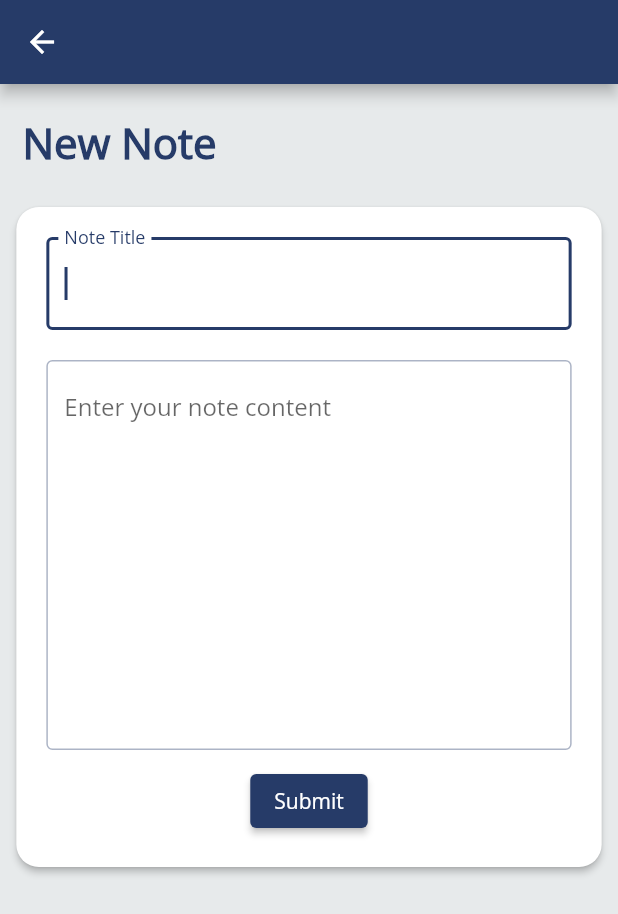
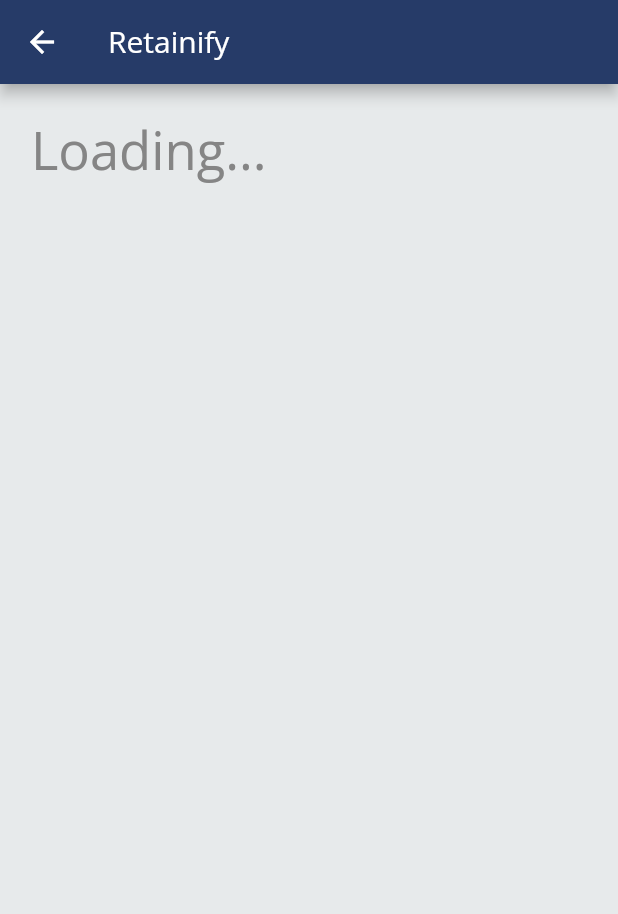
Before and after one commit to awest25/Retainify, a Flutter app: the NewNoteScreen screen opened directly, after a tap on "Submit", on a phone screen of 412 x 824 dp. Shown: the top 914 px of the screen. Run offline on Flutter 3.47's test engine with Material 2 defaults, Android fonts, the phone set to English and light mode, and no system bars; our stand-ins replace flutter_local_notifications, flutter_native_timezone, flutter_speed_dial, hive, hive_flutter, timezone; accounts and stored records are empty.

Commit message:
Added message when no cards, added loading screen

```diff
--- /dev/null
+++ b/lib/screens/LoadingScreen.dart
@@ -0,0 +1,27 @@
+import 'package:flutter/material.dart';
+import "package:retainify/global_styles.dart";
+
+class LoadingScreen extends StatelessWidget {
+  const LoadingScreen({Key? key}) : super(key: key);
+
+  @override
+  Widget build(BuildContext context) {
+    return Scaffold(
+      backgroundColor: theme.colorScheme.background,
+      appBar: AppBar(
+        title: const Text("Retainify"),
+      ),
+      body: Center(
+          child: SizedBox(
+              width: MediaQuery.of(context).size.width * 0.9,
+              child: ListView(children: const [
+                SizedBox(height: 20),
+                Text(
+                  "Loading...",
+                  style: TextStyle(
+                      fontSize: 35, color: Color.fromARGB(255, 133, 133, 133)),
+                ),
+              ]))),
+    );
+  }
+}
--- a/lib/screens/NewNoteScreen.dart
+++ b/lib/screens/NewNoteScreen.dart
@@ -8,6 +8,7 @@ import 'package:retainify/hivedb.dart';
 import 'package:retainify/hive_box_provider.dart';
 import 'package:retainify/cohere_api.dart';
 import 'package:hive_flutter/hive_flutter.dart';
+import 'package:retainify/screens/LoadingScreen.dart';
 
 Future<List<Question>> stringToQuestionList(String rawInput) async {
   String questionString = await generateQuestions(rawInput);
@@ -123,6 +124,13 @@ class _NewNoteScreen extends State<NewNoteScreen> {
                           ElevatedButton(
                               child: const Text('Submit'),
                               onPressed: () async {
+                                Navigator.push(
+                                    context,
+                                    MaterialPageRoute(
+                                      builder: (context) =>
+                                          const LoadingScreen(),
+                                    ));
+
                                 print("onClick Triggered");
                                 String db_title = titleController.text;
                                 String content = contentController.text;
```
Also changed, not shown: lib/screens/NotesScreen.dart (+22 -10 lines).
